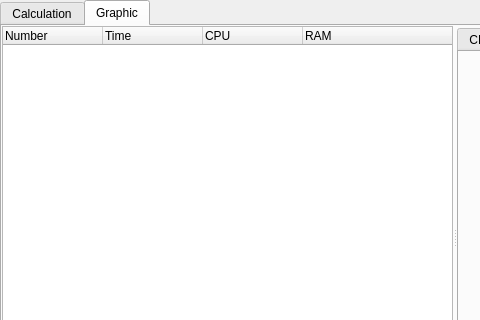
Before: the Qt Designer form design/main_window_widget.ui in xakerok/SystemStatusScaner, drawn with Qt 5; both pictures show x 0 to 480 and y 0 to 320 of the 800 by 500 pixel window.
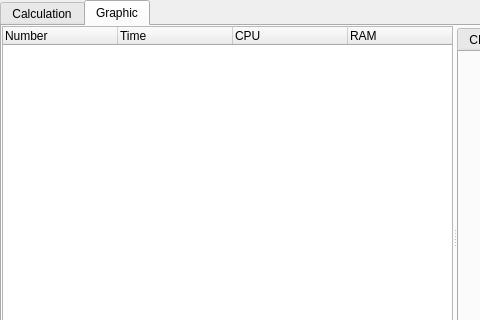
After: the same form once the commit is applied. The open tabs and pages were chosen to show the change.

```diff
--- a/design/main_window_widget.ui
+++ b/design/main_window_widget.ui
@@ -382,6 +382,27 @@
           <enum>Qt::Horizontal</enum>
          </property>
          <widget class="QTreeWidget" name="treeWidget">
+          <property name="enabled">
+           <bool>true</bool>
+          </property>
+          <property name="maximumSize">
+           <size>
+            <width>16777215</width>
+            <height>16777215</height>
+           </size>
+          </property>
+          <property name="baseSize">
+           <size>
+            <width>0</width>
+            <height>0</height>
+           </size>
+          </property>
+          <attribute name="headerCascadingSectionResizes">
+           <bool>false</bool>
+          </attribute>
+          <attribute name="headerDefaultSectionSize">
+           <number>115</number>
+          </attribute>
           <column>
            <property name="text">
             <string>Number</string>
```
Left out of the diff: 4 changed lines with no effect on the pictures.
